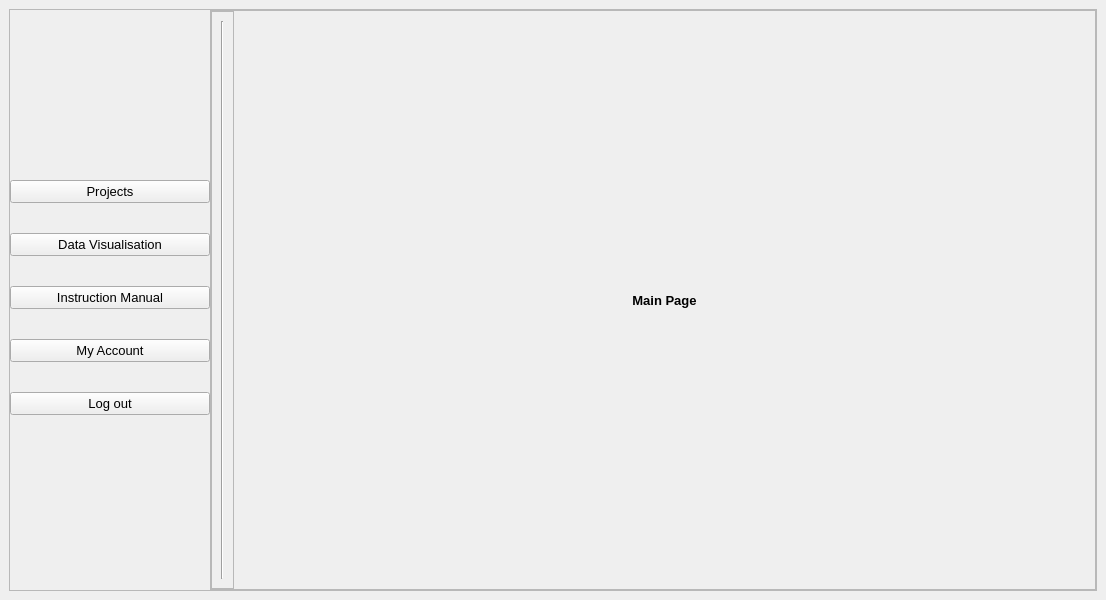
Qt form GUI/allProjects.ui (Ericaan/studio5_webscraping_app) before a commit.
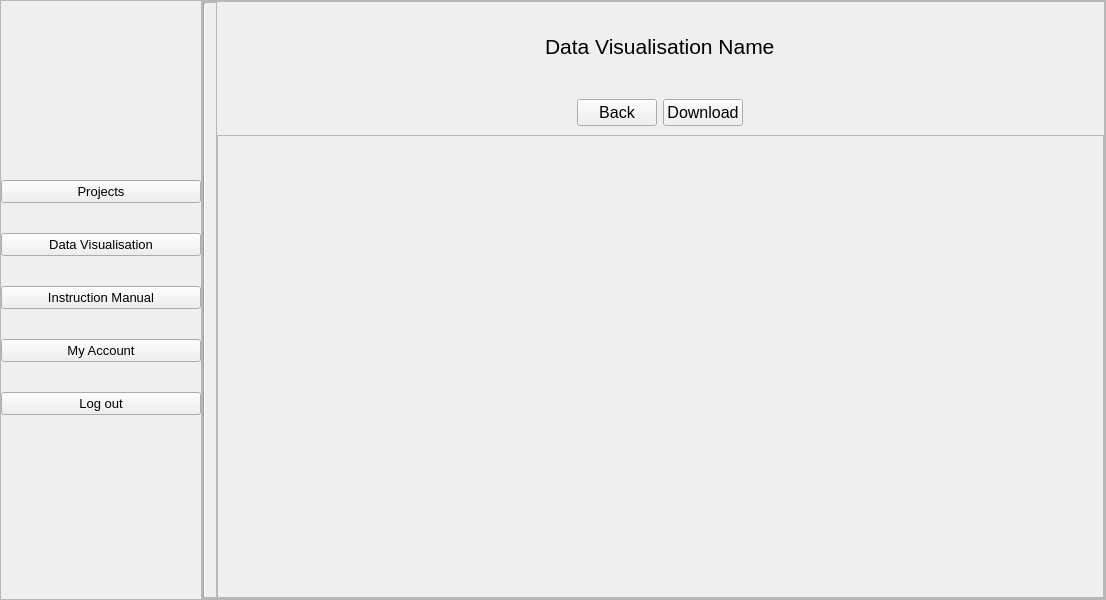
The same form after that commit. The open tabs and pages were chosen to show the change.

Commit message: csv file - data visualisation

Patch:
```diff
--- a/GUI/allProjects.ui
+++ b/GUI/allProjects.ui
@@ -15,6 +15,21 @@
   </property>
   <widget class="QWidget" name="centralwidget">
    <layout class="QVBoxLayout" name="verticalLayout">
+    <property name="spacing">
+     <number>0</number>
+    </property>
+    <property name="leftMargin">
+     <number>0</number>
+    </property>
+    <property name="topMargin">
+     <number>0</number>
+    </property>
+    <property name="rightMargin">
+     <number>0</number>
+    </property>
+    <property name="bottomMargin">
+     <number>0</number>
+    </property>
     <item>
      <widget class="QFrame" name="frame_2">
       <property name="sizePolicy">
@@ -184,6 +199,21 @@
              <enum>QFrame::Raised</enum>
             </property>
             <layout class="QHBoxLayout" name="horizontalLayout_7">
+             <property name="spacing">
+              <number>0</number>
+             </property>
+             <property name="leftMargin">
+              <number>0</number>
+             </property>
+             <property name="topMargin">
+              <number>0</number>
+             </property>
+             <property name="rightMargin">
+              <number>10</number>
+             </property>
+             <property name="bottomMargin">
+              <number>0</number>
+             </property>
              <item>
               <widget class="Line" name="line">
                <property name="font">
@@ -438,6 +468,185 @@
               </item>
              </layout>
             </widget>
+            <widget class="QWidget" name="ReportDVTab">
+             <layout class="QVBoxLayout" name="verticalLayout_16">
+              <property name="spacing">
+               <number>0</number>
+              </property>
+              <property name="leftMargin">
+               <number>0</number>
+              </property>
+              <property name="topMargin">
+               <number>0</number>
+              </property>
+              <property name="rightMargin">
+               <number>0</number>
+              </property>
+              <property name="bottomMargin">
+               <number>0</number>
+              </property>
+              <item>
+               <widget class="QWidget" name="widget_8" native="true">
+                <layout class="QVBoxLayout" name="verticalLayout_17">
+                 <property name="spacing">
+                  <number>0</number>
+                 </property>
+                 <property name="leftMargin">
+                  <number>0</number>
+                 </property>
+                 <property name="topMargin">
+                  <number>0</number>
+                 </property>
+                 <property name="rightMargin">
+                  <number>0</number>
+                 </property>
+                 <property name="bottomMargin">
+                  <number>0</number>
+                 </property>
+                 <item>
+                  <widget class="QWidget" name="widget_9" native="true">
+                   <property name="font">
+                    <font>
+                     <pointsize>16</pointsize>
+                    </font>
+                   </property>
+                   <layout class="QVBoxLayout" name="verticalLayout_18">
+                    <property name="spacing">
+                     <number>0</number>
+                    </property>
+                    <property name="leftMargin">
+                     <number>0</number>
+                    </property>
+                    <property name="topMargin">
+                     <number>0</number>
+                    </property>
+                    <property name="rightMargin">
+                     <number>0</number>
+                    </property>
+                    <property name="bottomMargin">
+                     <number>0</number>
+                    </property>
+                    <item alignment="Qt::AlignTop">
+                     <widget class="QWidget" name="widget_10" native="true">
+                      <layout class="QVBoxLayout" name="verticalLayout_19">
+                       <item alignment="Qt::AlignHCenter">
+                        <widget class="QLabel" name="dv_report_name_lbl">
+                         <property name="minimumSize">
+                          <size>
+                           <width>0</width>
+                           <height>70</height>
+                          </size>
+                         </property>
+                         <property name="text">
+                          <string>Data Visualisation Name</string>
+                         </property>
+                        </widget>
+                       </item>
+                      </layout>
+                     </widget>
+                    </item>
+                    <item alignment="Qt::AlignHCenter|Qt::AlignTop">
+                     <widget class="QWidget" name="widget_12" native="true">
+                      <property name="sizePolicy">
+                       <sizepolicy hsizetype="Preferred" vsizetype="Expanding">
+                        <horstretch>0</horstretch>
+                        <verstretch>0</verstretch>
+                       </sizepolicy>
+                      </property>
+                      <property name="font">
+                       <font>
+                        <pointsize>12</pointsize>
+                       </font>
+                      </property>
+                      <layout class="QHBoxLayout" name="horizontalLayout_6">
+                       <item>
+                        <widget class="QPushButton" name="back_btn">
+                         <property name="text">
+                          <string>Back</string>
+                         </property>
+                        </widget>
+                       </item>
+                       <item>
+                        <widget class="QPushButton" name="download_btn">
+                         <property name="text">
+                          <string>Download</string>
+                         </property>
+                        </widget>
+                       </item>
+                      </layout>
+                     </widget>
+                    </item>
+                   </layout>
+                  </widget>
+                 </item>
+                 <item>
+                  <widget class="QWidget" name="widget_11" native="true">
+                   <property name="sizePolicy">
+                    <sizepolicy hsizetype="Preferred" vsizetype="Expanding">
+                     <horstretch>0</horstretch>
+                     <verstretch>0</verstretch>
+                    </sizepolicy>
+                   </property>
+                   <layout class="QVBoxLayout" name="verticalLayout_20">
+                    <property name="spacing">
+                     <number>0</number>
+                    </property>
+                    <property name="leftMargin">
+                     <number>0</number>
+                    </property>
+                    <property name="topMargin">
+                     <number>0</number>
+                    </property>
+                    <property name="rightMargin">
+                     <number>0</number>
+                    </property>
+                    <property name="bottomMargin">
+                     <number>0</number>
+                    </property>
+                    <item>
+                     <widget class="QScrollArea" name="scrollArea">
+                      <property name="sizePolicy">
+                       <sizepolicy hsizetype="Expanding" vsizetype="Expanding">
+                        <horstretch>0</horstretch>
+                        <verstretch>0</verstretch>
+                       </sizepolicy>
+                      </property>
+                      <property name="minimumSize">
+                       <size>
+                        <width>0</width>
+                        <height>100</height>
+                       </size>
+                      </property>
+                      <property name="widgetResizable">
+                       <bool>true</bool>
+                      </property>
+                      <widget class="QWidget" name="scrollAreaWidgetContents_2">
+                       <property name="geometry">
+                        <rect>
+                         <x>0</x>
+                         <y>0</y>
+                         <width>885</width>
+                         <height>22</height>
+                        </rect>
+                       </property>
+                       <property name="sizePolicy">
+                        <sizepolicy hsizetype="Preferred" vsizetype="Fixed">
+                         <horstretch>0</horstretch>
+                         <verstretch>0</verstretch>
+                        </sizepolicy>
+                       </property>
+                       <layout class="QVBoxLayout" name="verticalLayout_21"/>
+                      </widget>
+                     </widget>
+                    </item>
+                   </layout>
+                  </widget>
+                 </item>
+                </layout>
+               </widget>
+              </item>
+             </layout>
+            </widget>
             <widget class="QWidget" name="Manual">
              <layout class="QVBoxLayout" name="verticalLayout_6">
               <item>
```
Left out of the diff: 110 changed lines with no effect on the pictures. The commit also changes 4 other files.
